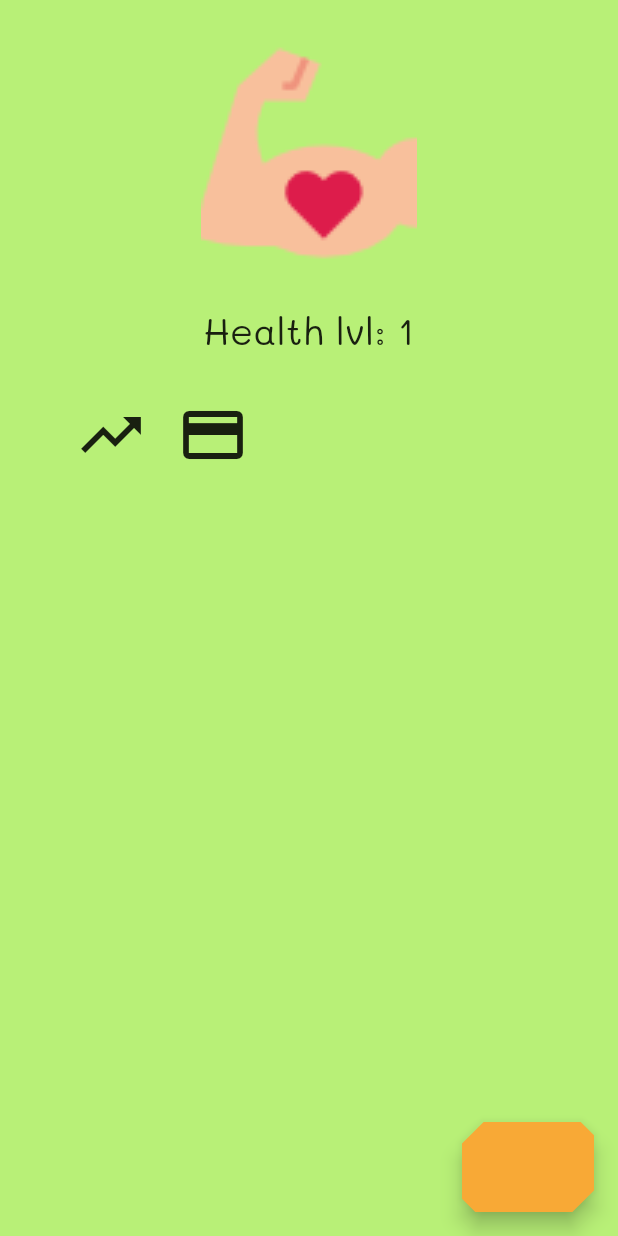
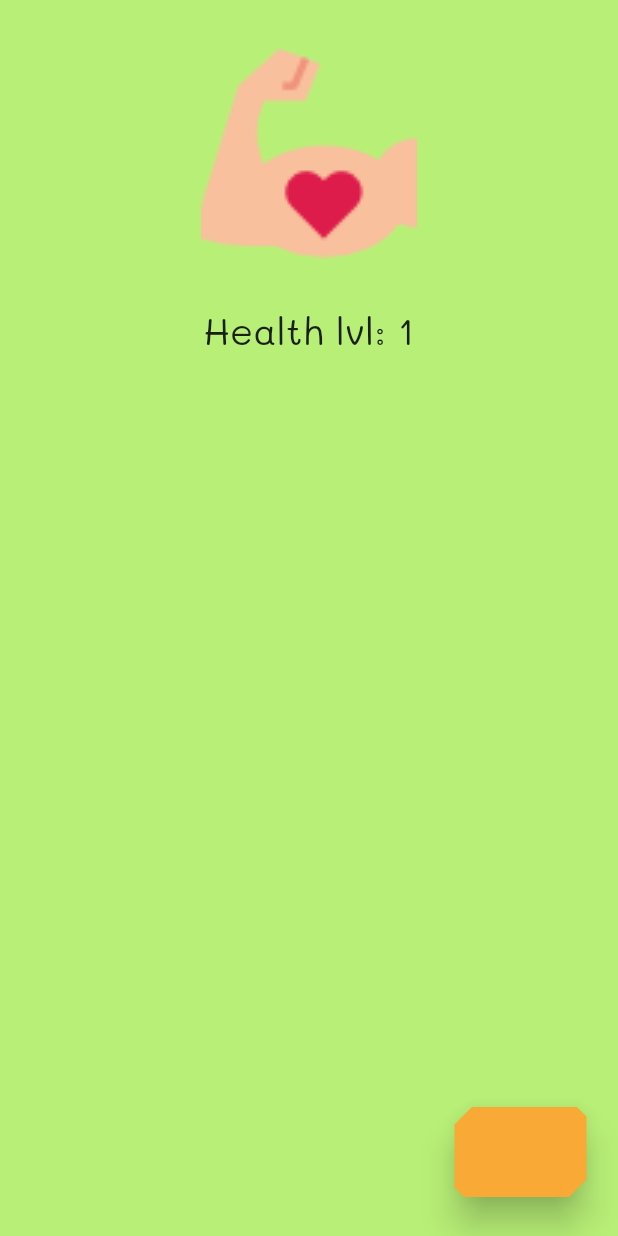
Before and after one commit to maxgmer/useful, a Flutter app: the screen it shows after launch, on a phone screen of 412 x 824 dp. Run offline on Flutter 3.47's test engine with Material 2 defaults, Android fonts, the phone set to English and light mode, and no system bars; our stand-ins replace rxdart.

Commit message:
Finished button animation

```diff
--- a/lib/blocs/HomeScreen/HomeScreenBloc.dart
+++ b/lib/blocs/HomeScreen/HomeScreenBloc.dart
@@ -13,10 +13,10 @@ class HomeScreenBloc {
   }
 
   //read only for view, so we expose only Streams from these controllers
-  final BehaviorSubject<int> _healthLvlController = new BehaviorSubject<int>(seedValue: 1);
-  final BehaviorSubject<int> _wealthLvlController = new BehaviorSubject<int>(seedValue: 1);
-  final BehaviorSubject<int> _loveLvlController = new BehaviorSubject<int>(seedValue: 1);
-  final BehaviorSubject<int> _happinessLvlController = new BehaviorSubject<int>(seedValue: 1);
+  final BehaviorSubject<int> _healthLvlController = new BehaviorSubject<int>();
+  final BehaviorSubject<int> _wealthLvlController = new BehaviorSubject<int>();
+  final BehaviorSubject<int> _loveLvlController = new BehaviorSubject<int>();
+  final BehaviorSubject<int> _happinessLvlController = new BehaviorSubject<int>();
 
   Stream<String> get healthLvl => _formattedHealthLvlStream();
   Stream<String> get wealthLvl => _formattedWealthLvlStream();
@@ -24,7 +24,7 @@ class HomeScreenBloc {
   Stream<String> get happinessLvl => _formattedHappinessLvlStream();
 
 
-  final BehaviorSubject<int> _pageIdController = new BehaviorSubject<int>(seedValue: 0);
+  final BehaviorSubject<int> _pageIdController = new BehaviorSubject<int>();
 
   Stream<int> get pageId => _wrappedPageIdStream();
   Sink<int> get pageIdSink => _pageIdController.sink;
@@ -103,6 +103,11 @@ class HomeScreenValues {
   static const double PAGE_DETAILS_ROW_PADDING = 10.0;
   static const double INSIDE_PAGE_DETAILS_ROW_PADDING = 10.0;
 
+  static const double MIN_FAB_PADDING_RIGHT = 5.0;
+  static const double MIN_FAB_PADDING_BOTTOM = 10.0;
+  static const double INTERPOLATABLE_FAB_PADDING_RIGHT = 5.0;
+  static const double INTERPOLATABLE_FAB_PADDING_BOTTOM = 15.0;
+
   static const double PAGE_DETAILS_ROW_IMG_DIMS = 48.0;
   static const double MAIN_IMG_DIMS = 144.0;
 
@@ -117,7 +122,8 @@ class HomeScreenValues {
     }
   }
 
-  static getFABColor() {
-    return Color.fromRGBO(248, 169, 54, 1.0);
-  }
+  static getFABColor(double value) => Color.lerp(Colors.black, Color.fromRGBO(248, 169, 54, 1.0), value);
+  static getFABOnPressedColor() => Colors.black;
+
+
 }
--- a/lib/customWidgets/CustomFAB.dart
+++ b/lib/customWidgets/CustomFAB.dart
@@ -5,7 +5,7 @@ import 'dart:math';
 import 'package:useful_app/blocs/HomeScreen/HomeScreenBloc.dart';
 
 class CustomFloatingActionButton extends StatefulWidget {
-  final VoidCallback _onClick;
+  final Function _onClick;
 
   CustomFloatingActionButton(this._onClick);
 
@@ -16,9 +16,10 @@ class CustomFloatingActionButton extends StatefulWidget {
 
 
 class _CustomFABState extends State<CustomFloatingActionButton> with SingleTickerProviderStateMixin {
+  bool _wasPressed = false;
   CurvedAnimation animation;
   AnimationController controller;
-  VoidCallback _onClick;
+  Function _onClick;
 
   double _latestFinalTopLeftX = _CustomFABValues.calcRandomClipMain(),
       _latestFinalTopLeftY = _CustomFABValues.calcRandomClipMain();
@@ -37,10 +38,10 @@ class _CustomFABState extends State<CustomFloatingActionButton> with SingleTicke
   double _nextBottomRightX, _nextBottomRightY;
 
   double
-  _topLeftX, _topLeftY,
-  _topRightX, _topRightY,
-  _bottomLeftX, _bottomLeftY,
-  _bottomRightX, _bottomRightY;
+  _topLeftX = 0.0, _topLeftY = 0.0,
+  _topRightX = 0.0, _topRightY = 0.0,
+  _bottomLeftX = 0.0, _bottomLeftY = 0.0,
+  _bottomRightX = 0.0, _bottomRightY = 0.0;
 
   _CustomFABState(this._onClick);
 
@@ -48,8 +49,8 @@ class _CustomFABState extends State<CustomFloatingActionButton> with SingleTicke
     super.initState();
     _initNext();
     controller = AnimationController(
-        duration: const Duration(milliseconds: 400), vsync: this);
-    animation = CurvedAnimation(parent: controller, curve: Curves.easeInOut)
+        duration: Duration(milliseconds: 600), vsync: this);
+    animation = CurvedAnimation(parent: controller, curve: Curves.easeOut)
       ..addListener(() {
         setState(() {
           _topLeftX = _latestFinalTopLeftX + ((animation.value * _nextTopLeftX) - _latestFinalTopLeftX);
@@ -69,16 +70,25 @@ class _CustomFABState extends State<CustomFloatingActionButton> with SingleTicke
         if (status == AnimationStatus.completed ||
             status == AnimationStatus.dismissed) {
           _nextAnimation();
+          _initNext();
         }
       });
     controller.forward();
   }
 
   Widget build(BuildContext context) {
-    return RaisedButton(
-      color: HomeScreenValues.getFABColor(),
+    return Padding(
+      padding: EdgeInsets.only(
+          right: (_wasPressed ? (animation.value * HomeScreenValues.INTERPOLATABLE_FAB_PADDING_RIGHT) :
+      ((1 - animation.value) * HomeScreenValues.INTERPOLATABLE_FAB_PADDING_RIGHT)) + HomeScreenValues.MIN_FAB_PADDING_RIGHT,
+          bottom: (_wasPressed ? (animation.value * HomeScreenValues.INTERPOLATABLE_FAB_PADDING_BOTTOM) :
+          ((1 - animation.value) * HomeScreenValues.INTERPOLATABLE_FAB_PADDING_BOTTOM)) + HomeScreenValues.MIN_FAB_PADDING_BOTTOM),
+      child: RaisedButton(
+        color: HomeScreenValues.getFABColor(animation.value),
+        splashColor: Color.fromRGBO(0, 0, 0, 0.0),
         padding: EdgeInsets.all(30.0),
-      elevation: 6.0,
+        highlightColor: HomeScreenValues.getFABOnPressedColor(),
+        elevation: animation.value * 10,
         shape: BeveledRectangleBorder(
             borderRadius: BorderRadius.only(
                 topLeft: Radius.elliptical(_topLeftX, _topLeftY),
@@ -87,7 +97,12 @@ class _CustomFABState extends State<CustomFloatingActionButton> with SingleTicke
                 bottomRight: Radius.elliptical(_bottomRightX, _bottomRightY)
             )
         ),
-      onPressed: _onClick,
+        onPressed: () {
+          _onClick();
+          controller.forward(from: 0.0);
+          _wasPressed = !_wasPressed;
+        },
+      ),
     );
   }
 
@@ -126,11 +141,11 @@ class _CustomFABState extends State<CustomFloatingActionButton> with SingleTicke
 }
 
 class _CustomFABValues {
-  static const double _MAX_BUTTON_CLIP_SECONDARY = 35.0;
-  static const double _MAX_BUTTON_CLIP_MAIN = 40.0;
+  static const double _MAX_BUTTON_CLIP_SECONDARY = 40.0;
+  static const double _MAX_BUTTON_CLIP_MAIN = 60.0;
 
-  static const int _GUARANTEED_CLIP_MAIN = 10;
-  static const int _GUARANTEED_CLIP_SECONDARY = 5;
+  static const int _GUARANTEED_CLIP_MAIN = 5;
+  static const int _GUARANTEED_CLIP_SECONDARY = 2;
 
   static double calcRandomClipMain() => Random().nextDouble() * _MAX_BUTTON_CLIP_MAIN + _GUARANTEED_CLIP_MAIN;
   static double calcRandomClipSecondary() => Random().nextDouble() * _MAX_BUTTON_CLIP_SECONDARY + _GUARANTEED_CLIP_SECONDARY;
```
Also changed, not shown: lib/views/home_screen.dart (+10 -42 lines). Lines whose indentation alone changed are shown as unchanged.
